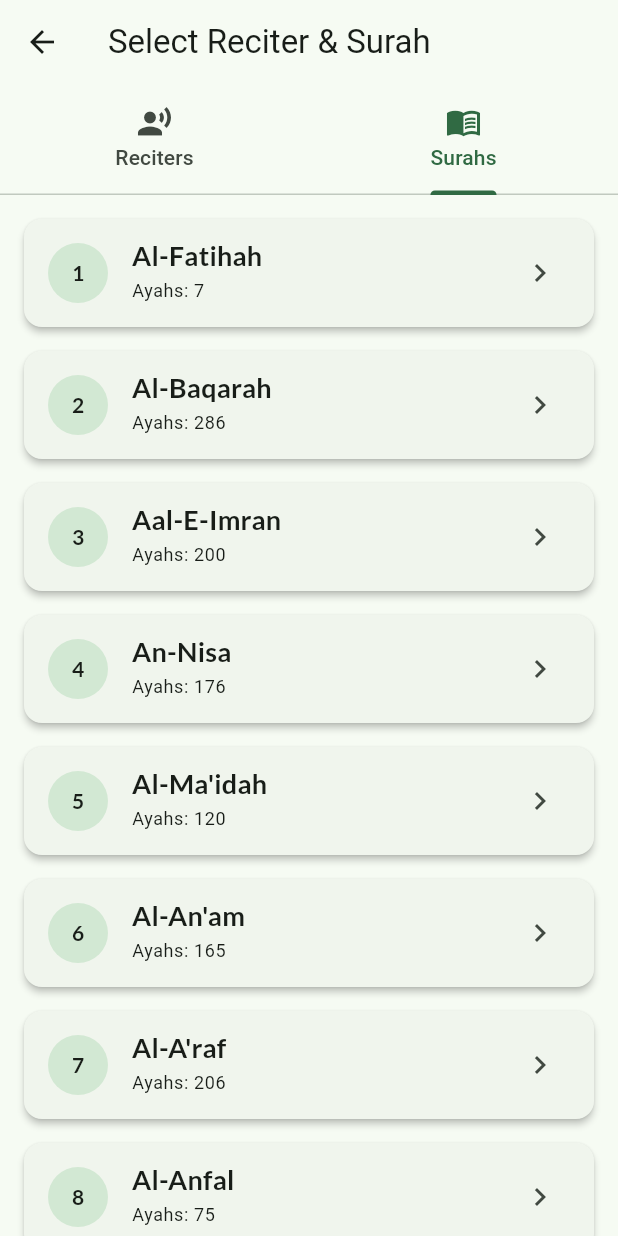
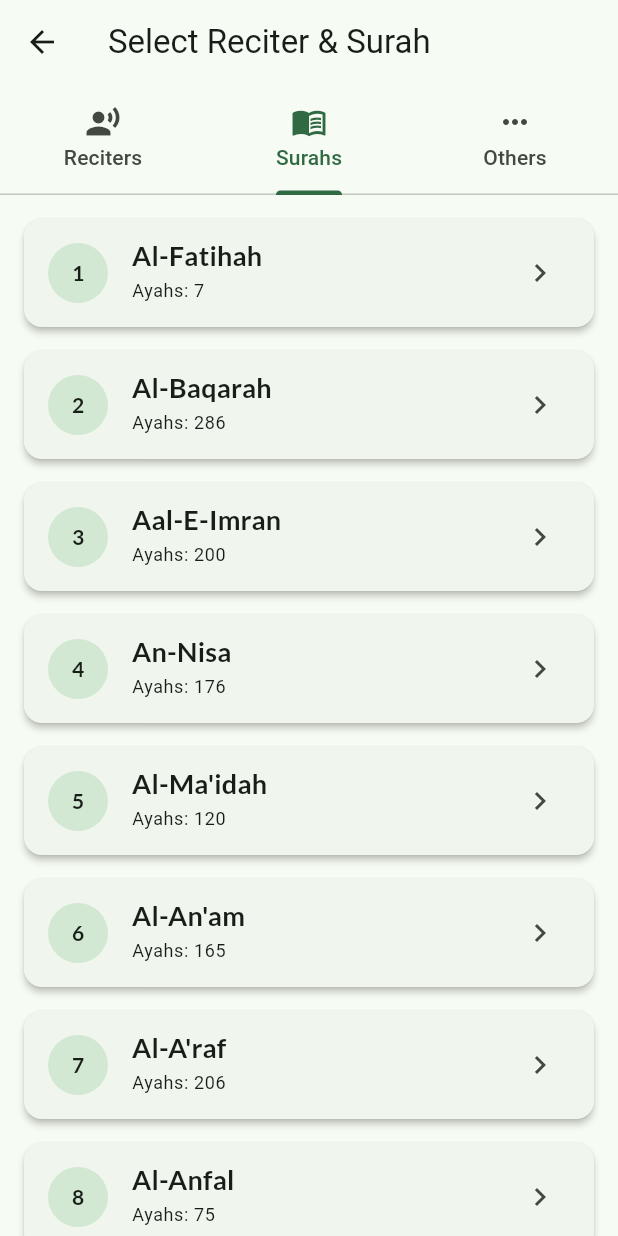
Before and after one commit to ZadeE1/Marhooma-Quran, a Flutter app: the SettingsModal screen opened directly with empty values, after a tap on "Abdul Basit Murattal", on a phone screen of 412 x 824 dp. Run offline on Flutter 3.47's test engine with Material 3 defaults, Android fonts, the phone set to English and light mode, and no system bars; our stand-ins replace flutter_animate, google_fonts, just_audio; missing offline and left inert: quran.

```diff
--- a/quran_app/lib/data/services/quran_api_service.dart
+++ b/quran_app/lib/data/services/quran_api_service.dart
@@ -4,9 +4,26 @@ import '../models/reciter.dart';
 import '../models/surah.dart';
 
 class QuranApiService {
+  // Singleton instance
+  static final QuranApiService _instance = QuranApiService._internal();
+
+  // Private constructor
+  QuranApiService._internal();
+
+  // Factory constructor to return the singleton instance
+  factory QuranApiService() {
+    return _instance;
+  }
+
+  // Cached data
+  Map<String, dynamic>? _quranData;
+
   Future<Map<String, dynamic>> _loadQuranData() async {
-    final String jsonString = await rootBundle.loadString('assets/data/quranApiRef.json');
-    return json.decode(jsonString);
+    if (_quranData == null) {
+      final String jsonString = await rootBundle.loadString('assets/data/quranApiRef.json');
+      _quranData = json.decode(jsonString);
+    }
+    return _quranData!;
   }
 
   Future<List<Surah>> getSurahList() async {
--- a/quran_app/lib/ui/widgets/settings_modal.dart
+++ b/quran_app/lib/ui/widgets/settings_modal.dart
@@ -5,6 +5,7 @@ import '../../data/models/surah.dart';
 import '../../data/services/quran_api_service.dart';
 import 'reciter_tile.dart';
 import 'surah_tile.dart';
+import 'animated_verse_transition.dart';
 
 /// Modal dialog for selecting reciter and surah for audio playback.
 ///
@@ -14,8 +15,10 @@ class SettingsModal extends StatefulWidget {
   final Reciter? selectedReciter;
   final Surah? selectedSurah;
   final Function(Reciter, Surah) onSelectionComplete;
+  final VerseTransitionStyle animationStyle;
+  final Function(VerseTransitionStyle) onAnimationStyleChanged;
 
-  const SettingsModal({super.key, this.selectedReciter, this.selectedSurah, required this.onSelectionComplete});
+  const SettingsModal({super.key, this.selectedReciter, this.selectedSurah, required this.onSelectionComplete, required this.animationStyle, required this.onAnimationStyleChanged});
 
   @override
   State<SettingsModal> createState() => _SettingsModalState();
@@ -24,6 +27,8 @@ class SettingsModal extends StatefulWidget {
 class _SettingsModalState extends State<SettingsModal> with TickerProviderStateMixin {
   final QuranApiService _apiService = QuranApiService();
   late TabController _tabController;
+  Future<List<Reciter>>? _recitersFuture;
+  Future<List<Surah>>? _surahsFuture;
 
   Reciter? _selectedReciter;
   Surah? _selectedSurah;
@@ -31,9 +36,11 @@ class _SettingsModalState extends State<SettingsModal> with TickerProviderStateM
   @override
   void initState() {
     super.initState();
-    _tabController = TabController(length: 2, vsync: this);
+    _tabController = TabController(length: 3, vsync: this);
     _selectedReciter = widget.selectedReciter;
     _selectedSurah = widget.selectedSurah;
+    _recitersFuture = _apiService.getReciterList();
+    _surahsFuture = _apiService.getSurahList();
   }
 
   @override
@@ -56,7 +63,7 @@ class _SettingsModalState extends State<SettingsModal> with TickerProviderStateM
       child: Scaffold(
         appBar: AppBar(
           title: const Text('Select Reciter & Surah'),
-          bottom: TabBar(controller: _tabController, tabs: const [Tab(text: 'Reciters', icon: Icon(Icons.record_voice_over)), Tab(text: 'Surahs', icon: Icon(Icons.menu_book))]),
+          bottom: TabBar(controller: _tabController, tabs: const [Tab(text: 'Reciters', icon: Icon(Icons.record_voice_over)), Tab(text: 'Surahs', icon: Icon(Icons.menu_book)), Tab(text: 'Others', icon: Icon(Icons.more_horiz))]),
           actions: [
             // Show complete button only when both selections are made
             if (_selectedReciter != null && _selectedSurah != null) TextButton(onPressed: _handleSelectionComplete, child: const Text('Done')),
@@ -68,7 +75,7 @@ class _SettingsModalState extends State<SettingsModal> with TickerProviderStateM
             children: [
               // Reciters Tab
               FutureBuilder<List<Reciter>>(
-                future: _apiService.getReciterList(),
+                future: _recitersFuture,
                 builder: (context, snapshot) {
                   if (snapshot.hasData) {
                     return ListView.builder(
@@ -99,7 +106,7 @@ class _SettingsModalState extends State<SettingsModal> with TickerProviderStateM
               ),
               // Surahs Tab
               FutureBuilder<List<Surah>>(
-                future: _apiService.getSurahList(),
+                future: _surahsFuture,
                 builder: (context, snapshot) {
                   if (snapshot.hasData) {
                     return ListView.builder(
@@ -128,6 +135,24 @@ class _SettingsModalState extends State<SettingsModal> with TickerProviderStateM
                   return const Center(child: CircularProgressIndicator());
                 },
               ),
+              // Others Tab
+              Padding(
+                padding: const EdgeInsets.all(24.0),
+                child: Column(
+                  crossAxisAlignment: CrossAxisAlignment.start,
+                  children: [
+                    Text('Animation Style', style: Theme.of(context).textTheme.titleMedium),
+                    const SizedBox(height: 12),
+                    DropdownButton<VerseTransitionStyle>(
+                      value: widget.animationStyle,
+                      items: [DropdownMenuItem(value: VerseTransitionStyle.fadeOnly, child: Text('Simple Fade')), DropdownMenuItem(value: VerseTransitionStyle.fadeScale, child: Text('Fade & Scale')), DropdownMenuItem(value: VerseTransitionStyle.fadeSlide, child: Text('Fade & Slide')), DropdownMenuItem(value: VerseTransitionStyle.elegant, child: Text('Elegant'))],
+                      onChanged: (style) {
+                        if (style != null) widget.onAnimationStyleChanged(style);
+                      },
+                    ),
+                  ],
+                ),
+              ),
             ],
           ),
         ),
```
Also changed, not shown: quran_app/lib/ui/screens/special_display_screen.dart (+26 -12 lines).
